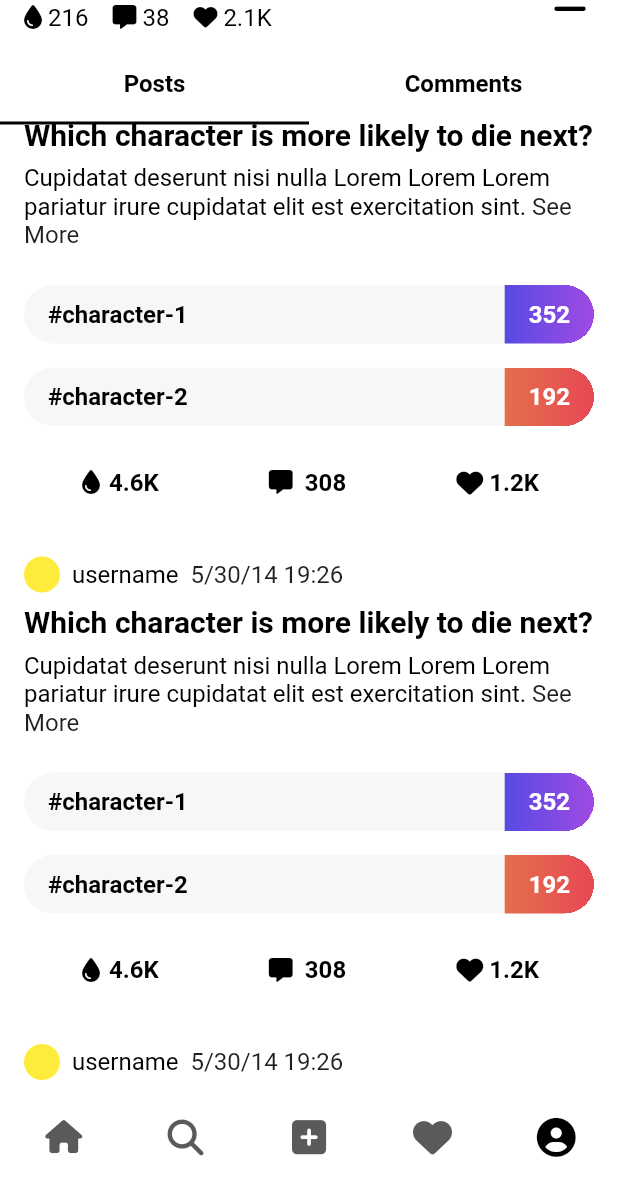
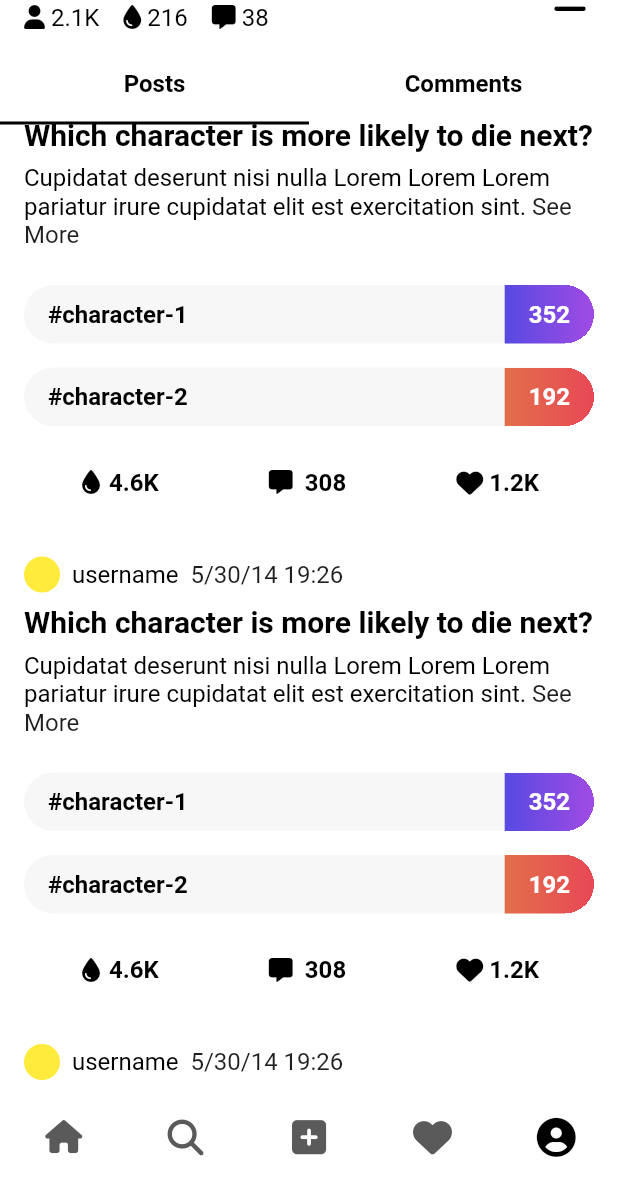
Before and after one commit to emresoysuren/chupp, a Flutter app: the ProfilePage screen opened by its route, scrolled down 256 dp, on a phone screen of 412 x 824 dp, the part 51-1236 px from its top. Run offline on Flutter 3.47's test engine with Material 2 defaults, Android fonts, the phone set to English and light mode, and no system bars; our stand-ins replace another_flushbar, auto_route, firebase_auth, firebase_core, font_awesome_flutter, google_fonts and 2 more; missing offline and left inert: draggable_menu; accounts and stored records are empty; Roboto replaces fonts that are missing (Ubuntu); statements that could not run were skipped.

Commit message:
added follower section to the content bar

```diff
--- a/lib/pages/main/profile.dart
+++ b/lib/pages/main/profile.dart
@@ -39,7 +39,7 @@ class _ProfilePageState extends State<ProfilePage> {
       backgroundColor: context.theme.current.primaryBg,
       appBar: ContentBar(
         title: "username",
-        like: 2100,
+        follower: 2100,
         ink: 216,
         comment: 38,
         controller: _controller,
--- a/lib/widgets/bars/custom/content_bar.dart
+++ b/lib/widgets/bars/custom/content_bar.dart
@@ -12,6 +12,7 @@ class ContentBar extends StatelessWidget implements PreferredSizeWidget {
   final String? time;
   final Function()? onButtonTap;
   final double? offset;
+  final int? follower;
   final int? ink;
   final int? like;
   final int? comment;
@@ -25,9 +26,10 @@ class ContentBar extends StatelessWidget implements PreferredSizeWidget {
     this.contentKey,
     this.title,
     this.time,
-    this.ink,
     this.onButtonTap,
     this.offset,
+    this.follower,
+    this.ink,
     this.like,
     this.comment,
     this.buttonIcon,
@@ -40,6 +42,76 @@ class ContentBar extends StatelessWidget implements PreferredSizeWidget {
 
   @override
   Widget build(BuildContext context) {
+    final List<Widget> bottom = [];
+    if (follower != null) {
+      bottom.addAll([
+        if (bottom.isNotEmpty) const SizedBox(width: 16),
+        FaIcon(
+          FontAwesomeIcons.solidUser,
+          color: context.theme.current.text,
+          size: 16,
+        ),
+        const SizedBox(width: 4),
+        Text(
+          UiManager.numFormat(follower),
+          style: context.styles.text,
+        ),
+      ]);
+    }
+    if (ink != null) {
+      bottom.addAll([
+        if (bottom.isNotEmpty) const SizedBox(width: 16),
+        FaIcon(
+          FontAwesomeIcons.droplet,
+          color: context.theme.current.text,
+          size: 16,
+        ),
+        const SizedBox(width: 4),
+        Text(
+          UiManager.numFormat(ink),
+          style: context.styles.text,
+        ),
+      ]);
+    }
+    if (comment != null) {
+      bottom.addAll([
+        if (bottom.isNotEmpty) const SizedBox(width: 16),
+        FaIcon(
+          FontAwesomeIcons.solidMessage,
+          color: context.theme.current.text,
+          size: 16,
+        ),
+        const SizedBox(width: 4),
+        Text(
+          UiManager.numFormat(comment),
+          style: context.styles.text,
+        ),
+      ]);
+    }
+    if (like != null) {
+      bottom.addAll([
+        if (bottom.isNotEmpty) const SizedBox(width: 16),
+        FaIcon(
+          FontAwesomeIcons.solidHeart,
+          color: context.theme.current.text,
+          size: 16,
+        ),
+        const SizedBox(width: 4),
+        Text(
+          UiManager.numFormat(like),
+          style: context.styles.text,
+        ),
+      ]);
+    }
+    if (time != null) {
+      bottom.addAll([
+        if (bottom.isNotEmpty) const SizedBox(width: 8),
+        Text(
+          time!,
+          style: context.styles.mutted,
+        ),
+      ]);
+    }
     return ScrollAnimatedBar(
       offset: offset,
       title: title,
@@ -50,53 +122,7 @@ class ContentBar extends StatelessWidget implements PreferredSizeWidget {
           (onButtonTap == null
               ? null
               : EdgeInsets.only(left: pop ? 8 : 16, right: 8)),
-      bottom: [
-        if (ink != null) ...[
-          FaIcon(
-            FontAwesomeIcons.droplet,
-            color: context.theme.current.text,
-            size: 16,
-          ),
-          const SizedBox(width: 4),
-          Text(
-            UiManager.numFormat(ink),
-            style: context.styles.text,
-          ),
-        ],
-        if (comment != null) ...[
-          const SizedBox(width: 16),
-          FaIcon(
-            FontAwesomeIcons.solidMessage,
-            color: context.theme.current.text,
-            size: 16,
-          ),
-          const SizedBox(width: 4),
-          Text(
-            UiManager.numFormat(comment),
-            style: context.styles.text,
-          ),
-        ],
-        if (like != null) ...[
-          const SizedBox(width: 16),
-          FaIcon(
-            FontAwesomeIcons.solidHeart,
-            color: context.theme.current.text,
-            size: 16,
-          ),
-          const SizedBox(width: 4),
-          Text(
-            UiManager.numFormat(like),
-            style: context.styles.text,
-          ),
-        ],
-        if (time != null) ...[
-          const SizedBox(width: 8),
-          Text(
-            time!,
-            style: context.styles.mutted,
-          ),
-        ],
-      ],
+      bottom: bottom,
       aside: [
         if (onButtonTap != null)
           SingleButton(
```
